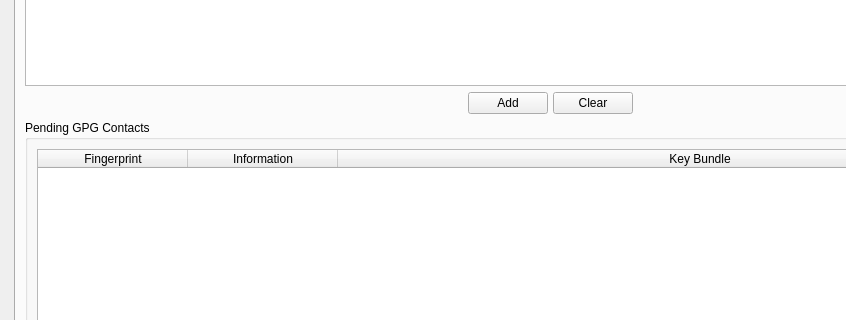
Above: Source/UI/spot-on-rosetta.ui from textbrowser/spot-on before the change; both pictures show x 0 to 846 and y 330 to 650 of the 1100 by 800 pixel window. Below: the same form after it.
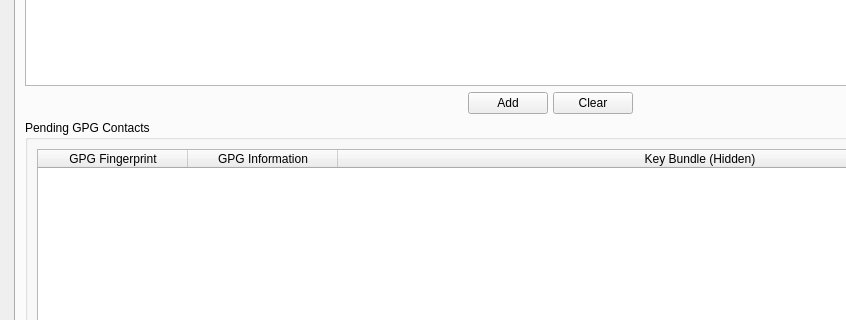
That is the form after the change. The open tabs and pages were chosen to show the change. Icons and pictures are not drawn. Custom widgets are drawn as their Qt base class.

```diff
--- a/Source/UI/spot-on-rosetta.ui
+++ b/Source/UI/spot-on-rosetta.ui
@@ -1266,17 +1266,17 @@
                  </attribute>
                  <column>
                   <property name="text">
-                   <string>Fingerprint</string>
+                   <string>GPG Fingerprint</string>
                   </property>
                  </column>
                  <column>
                   <property name="text">
-                   <string>Information</string>
+                   <string>GPG Information</string>
                   </property>
                  </column>
                  <column>
                   <property name="text">
-                   <string>Key Bundle</string>
+                   <string>Key Bundle (Hidden)</string>
                   </property>
                  </column>
                 </widget>
```
Left out of the diff: 2 changed lines with no effect on the pictures.
